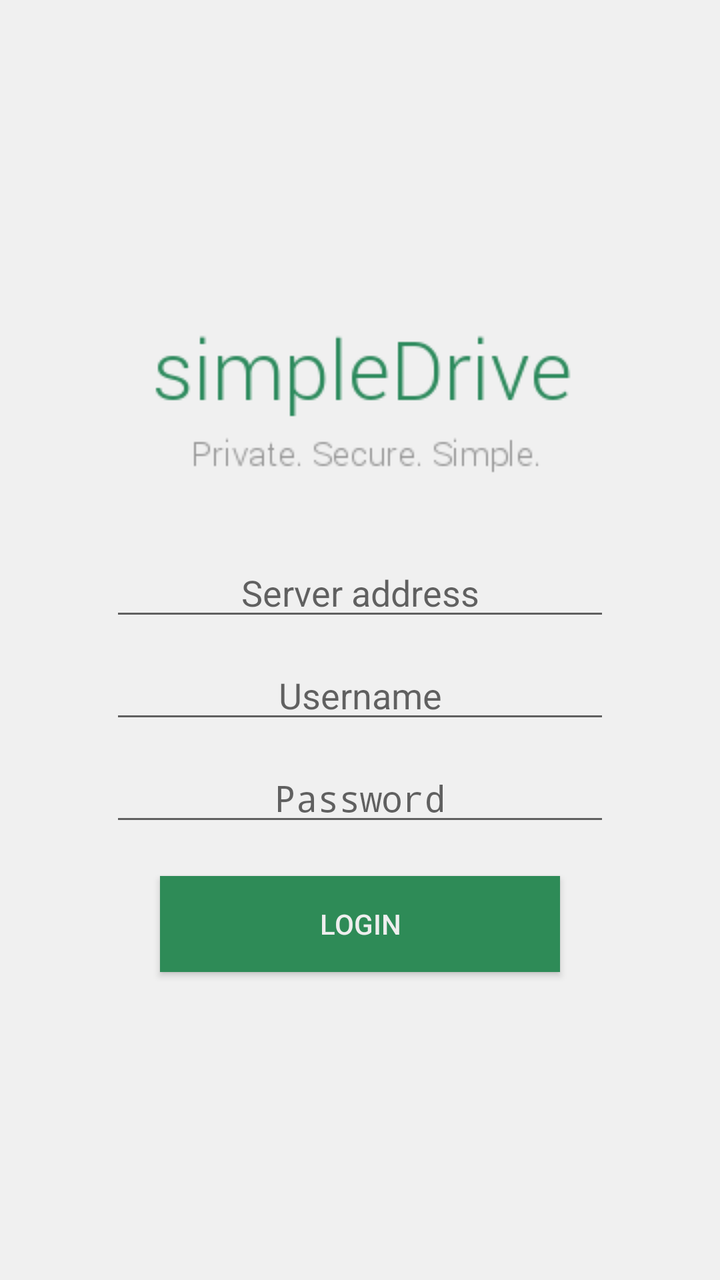
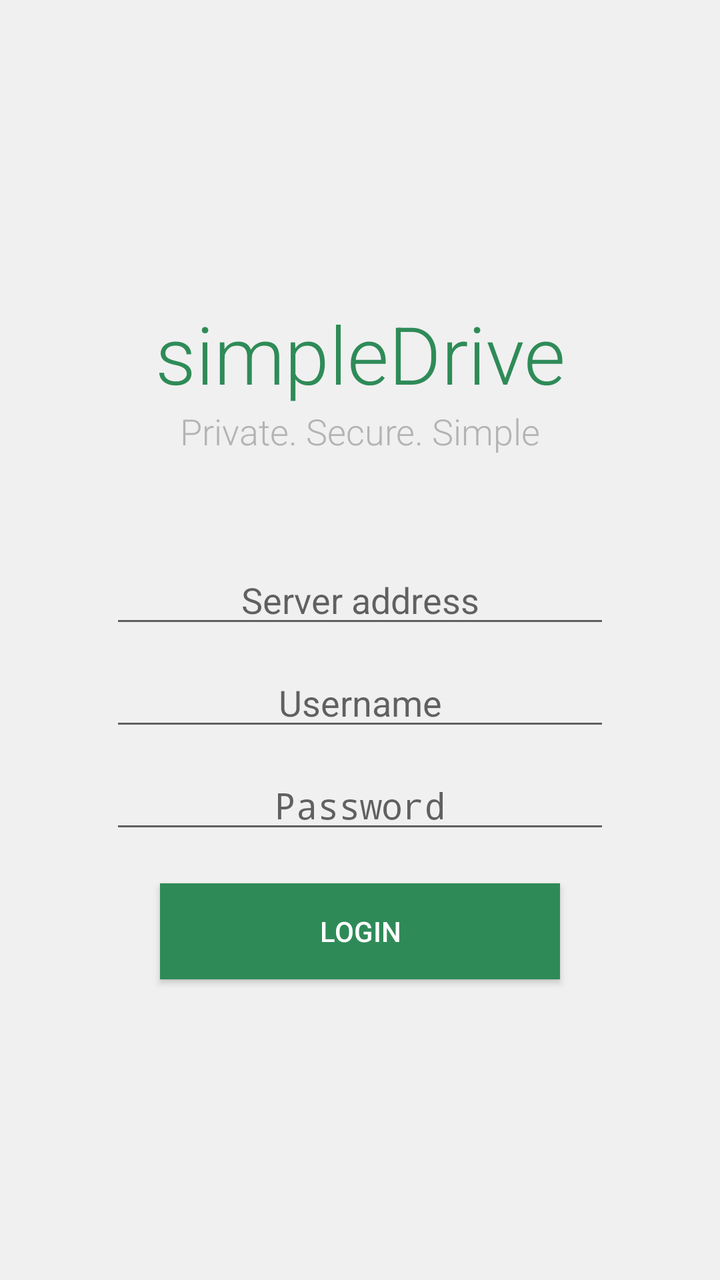

Screens rendered from an Android XML layout before and after an edit, with the pre-edit source and the edit as a unified diff.
<!-- AndroidManifest.xml: application theme MainTheme -->
<!-- res/layout/activity_login.xml -->
<?xml version="1.0" encoding="utf-8"?>
<LinearLayout android:gravity="center" android:orientation="vertical" android:background="#fff0f0f0" android:padding="10.0dip" android:focusable="true" android:layout_width="fill_parent" android:layout_height="fill_parent"
  xmlns:android="http://schemas.android.com/apk/res/android">
    <ImageView
        android:layout_width="fill_parent"
        android:layout_height="wrap_content"
        android:src="@drawable/simpledrive_logo" />
    
    <EditText
        android:textColor="#ff555555"
        android:gravity="center"
        android:id="@id/txtServer"
        android:layout_width="wrap_content"
        android:layout_height="wrap_content"
        android:layout_marginBottom="10.0dip"
        android:maxWidth="300.0dip"
        android:minWidth="250.0dip"
        android:hint="Server address"
        android:inputType="textUri" />
    
    <EditText
        android:textColor="#ff555555"
        android:gravity="center"
        android:id="@id/txtUsername"
        android:layout_width="wrap_content"
        android:layout_height="wrap_content"
        android:layout_marginBottom="10.0dip"
        android:maxWidth="300.0dip"
        android:minWidth="250.0dip"
        android:hint="Username"
        android:singleLine="true"
        android:nextFocusDown="@id/txtPassword"/>
    
    <EditText
        android:textColor="#ff555555"
        android:gravity="center"
        android:id="@id/txtPassword"
        android:layout_width="wrap_content"
        android:layout_height="wrap_content"
        android:layout_marginBottom="20.0dip"
        android:maxWidth="300.0dip"
        android:minWidth="250.0dip"
        android:hint="Password"
        android:singleLine="true"
        android:inputType="textPassword" />
    
    <Button
        android:textColor="#ffeeeeee"
        android:id="@id/btnLogin"
        android:background="#ff2e8b57"
        android:layout_width="200.0dip"
        android:layout_height="wrap_content"
        android:text="Login" />
</LinearLayout>
<!-- resources referenced by this layout -->
<resources>
  <!-- drawable simpledrive_logo: png bitmap (drawable, 6098 bytes) -->
  <style name="MainTheme" parent="Theme.AppCompat.Light">
          
          
          <item name="android:colorPrimary">@color/darkgreen</item>
          
          <item name="android:colorPrimaryDark">@color/darkergreen</item>
          
          <item name="android:colorAccent">@color/darkgreen</item>
          <item name="windowActionBar">false</item>
      </style>
  <color name="darkgreen">#ff2e8b57</color>
  <color name="darkergreen">#ff29774c</color>
</resources>

<!-- the commit's change to res/layout/activity_login.xml (unified diff, before → after) -->
@@ -1,17 +1,32 @@
 <?xml version="1.0" encoding="utf-8"?>
 <LinearLayout android:gravity="center" android:orientation="vertical" android:background="#fff0f0f0" android:padding="10.0dip" android:focusable="true" android:layout_width="fill_parent" android:layout_height="fill_parent"
   xmlns:android="http://schemas.android.com/apk/res/android">
-    <ImageView
-        android:layout_width="fill_parent"
+    <TextView
+        android:layout_width="match_parent"
         android:layout_height="wrap_content"
-        android:src="@drawable/simpledrive_logo" />
+        android:text="simpleDrive"
+        android:textColor="@color/darkgreen"
+        android:gravity="center"
+        android:layout_marginTop="0dp"
+        android:fontFamily="sans-serif-light"
+        android:textSize="40.0sp"/>
+
+    <TextView
+        android:layout_width="match_parent"
+        android:layout_height="wrap_content"
+        android:text="Private. Secure. Simple"
+        android:textColor="@color/grey"
+        android:gravity="center"
+        android:fontFamily="sans-serif-light"
+        android:textSize="18.0sp"/>
     
     <EditText
-        android:textColor="#ff555555"
+        android:textColor="@color/darkgrey"
         android:gravity="center"
         android:id="@id/txtServer"
         android:layout_width="wrap_content"
         android:layout_height="wrap_content"
+        android:layout_marginTop="50dp"
         android:layout_marginBottom="10.0dip"
         android:maxWidth="300.0dip"
         android:minWidth="250.0dip"
@@ -19,7 +34,7 @@
         android:inputType="textUri" />
     
     <EditText
-        android:textColor="#ff555555"
+        android:textColor="@color/darkgrey"
         android:gravity="center"
         android:id="@id/txtUsername"
         android:layout_width="wrap_content"
@@ -32,7 +47,7 @@
         android:nextFocusDown="@id/txtPassword"/>
     
     <EditText
-        android:textColor="#ff555555"
+        android:textColor="@color/darkgrey"
         android:gravity="center"
         android:id="@id/txtPassword"
         android:layout_width="wrap_content"
@@ -45,7 +60,7 @@
         android:inputType="textPassword" />
     
     <Button
-        android:textColor="#ffeeeeee"
+        android:textColor="@color/white"
         android:id="@id/btnLogin"
         android:background="#ff2e8b57"
         android:layout_width="200.0dip"
<!-- resource entries referenced after the edit -->
@@ -1,6 +1,5 @@
 <!-- resources referenced by this layout -->
 <resources>
-  <!-- drawable simpledrive_logo: png bitmap (drawable, 6098 bytes) -->
   <style name="MainTheme" parent="Theme.AppCompat.Light">
           
           
@@ -12,6 +11,9 @@
           <item name="windowActionBar">false</item>
       </style>
   <color name="darkgreen">#ff2e8b57</color>
+  <color name="darkgrey">#ff545454</color>
+  <color name="grey">#ffb3b3b3</color>
+  <color name="white">#ffffffff</color>
   <color name="darkergreen">#ff29774c</color>
 </resources>
 
